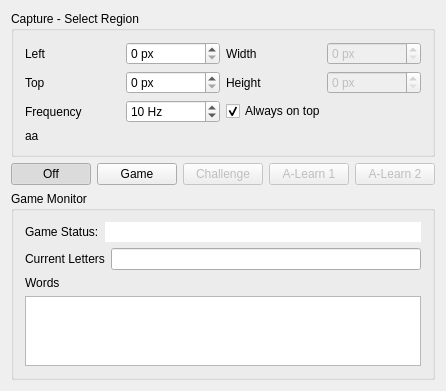
This is AppWidget.ui in enricoros/k-web-automation-autogram as Qt 5 draws it before an edit. The edited form follows.
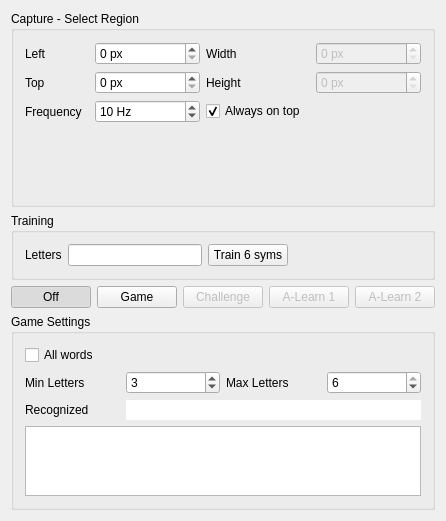
This is the edited form.

Commit message: Autotraining, Trained Glyphs, Better game.

The edit to the form file:
```diff
--- a/AppWidget.ui
+++ b/AppWidget.ui
@@ -7,7 +7,7 @@
     <x>0</x>
     <y>0</y>
     <width>430</width>
-    <height>387</height>
+    <height>507</height>
    </rect>
   </property>
   <property name="windowTitle">
@@ -117,13 +117,40 @@
       </item>
       <item row="3" column="0">
        <widget class="QLabel" name="display1">
+        <property name="minimumSize">
+         <size>
+          <width>64</width>
+          <height>64</height>
+         </size>
+        </property>
+        <property name="maximumSize">
+         <size>
+          <width>64</width>
+          <height>64</height>
+         </size>
+        </property>
+        <property name="autoFillBackground">
+         <bool>false</bool>
+        </property>
         <property name="text">
-         <string>aa</string>
+         <string/>
         </property>
        </widget>
       </item>
       <item row="3" column="1" colspan="3">
        <widget class="QLabel" name="display2">
+        <property name="minimumSize">
+         <size>
+          <width>320</width>
+          <height>41</height>
+         </size>
+        </property>
+        <property name="maximumSize">
+         <size>
+          <width>320</width>
+          <height>41</height>
+         </size>
+        </property>
         <property name="text">
          <string/>
         </property>
@@ -132,6 +159,49 @@
      </layout>
     </widget>
    </item>
+   <item>
+    <widget class="QGroupBox" name="groupBox_2">
+     <property name="title">
+      <string>Training</string>
+     </property>
+     <layout class="QHBoxLayout" name="horizontalLayout_2">
+      <item>
+       <widget class="QLabel" name="label_4">
+        <property name="text">
+         <string>Letters</string>
+        </property>
+       </widget>
+      </item>
+      <item>
+       <widget class="QLineEdit" name="trainLetters">
+        <property name="inputMask">
+         <string>AAAAAA; </string>
+        </property>
+       </widget>
+      </item>
+      <item>
+       <widget class="QPushButton" name="trainButton">
+        <property name="text">
+         <string>Train 6 syms</string>
+        </property>
+       </widget>
+      </item>
+      <item>
+       <spacer name="horizontalSpacer">
+        <property name="orientation">
+         <enum>Qt::Horizontal</enum>
+        </property>
+        <property name="sizeHint" stdset="0">
+         <size>
+          <width>40</width>
+          <height>20</height>
+         </size>
+        </property>
+       </spacer>
+      </item>
+     </layout>
+    </widget>
+   </item>
    <item>
     <layout class="QHBoxLayout" name="horizontalLayout">
      <item>
@@ -201,21 +271,61 @@
    <item>
     <widget class="QGroupBox" name="groupBox">
      <property name="title">
-      <string>Game Monitor</string>
+      <string>Game Settings</string>
      </property>
      <property name="checked">
       <bool>false</bool>
      </property>
-     <layout class="QGridLayout" name="gridLayout_3">
-      <item row="0" column="0">
-       <widget class="QLabel" name="label">
+     <layout class="QGridLayout" name="gridLayout_2">
+      <item row="1" column="0">
+       <widget class="QLabel" name="xOffsetLabel_2">
         <property name="text">
-         <string>Game Status:</string>
+         <string>Min Letters</string>
         </property>
        </widget>
       </item>
-      <item row="0" column="1" colspan="2">
-       <widget class="QLineEdit" name="gameStatus">
+      <item row="1" column="1">
+       <widget class="QSpinBox" name="minLetters">
+        <property name="minimum">
+         <number>1</number>
+        </property>
+        <property name="maximum">
+         <number>6</number>
+        </property>
+        <property name="value">
+         <number>3</number>
+        </property>
+       </widget>
+      </item>
+      <item row="1" column="2">
+       <widget class="QLabel" name="xOffsetLabel_3">
+        <property name="text">
+         <string>Max Letters</string>
+        </property>
+       </widget>
+      </item>
+      <item row="1" column="3">
+       <widget class="QSpinBox" name="maxLetters">
+        <property name="minimum">
+         <number>1</number>
+        </property>
+        <property name="maximum">
+         <number>6</number>
+        </property>
+        <property name="value">
+         <number>6</number>
+        </property>
+       </widget>
+      </item>
+      <item row="2" column="0">
+       <widget class="QLabel" name="label_2">
+        <property name="text">
+         <string>Recognized</string>
+        </property>
+       </widget>
+      </item>
+      <item row="2" column="1" colspan="3">
+       <widget class="QLineEdit" name="currentLetters">
         <property name="frame">
          <bool>false</bool>
         </property>
@@ -224,23 +334,13 @@
         </property>
        </widget>
       </item>
-      <item row="1" column="0" colspan="2">
-       <widget class="QLabel" name="label_2">
-        <property name="text">
-         <string>Current Letters</string>
-        </property>
-       </widget>
-      </item>
-      <item row="1" column="2">
-       <widget class="QLineEdit" name="letters"/>
-      </item>
-      <item row="3" column="0" colspan="3">
+      <item row="3" column="0" colspan="4">
        <widget class="QPlainTextEdit" name="words"/>
       </item>
-      <item row="2" column="0">
-       <widget class="QLabel" name="label_3">
+      <item row="0" column="0">
+       <widget class="QCheckBox" name="allWords">
         <property name="text">
-         <string>Words</string>
+         <string>All words</string>
         </property>
        </widget>
       </item>
```
The commit also changes 29 other files.
